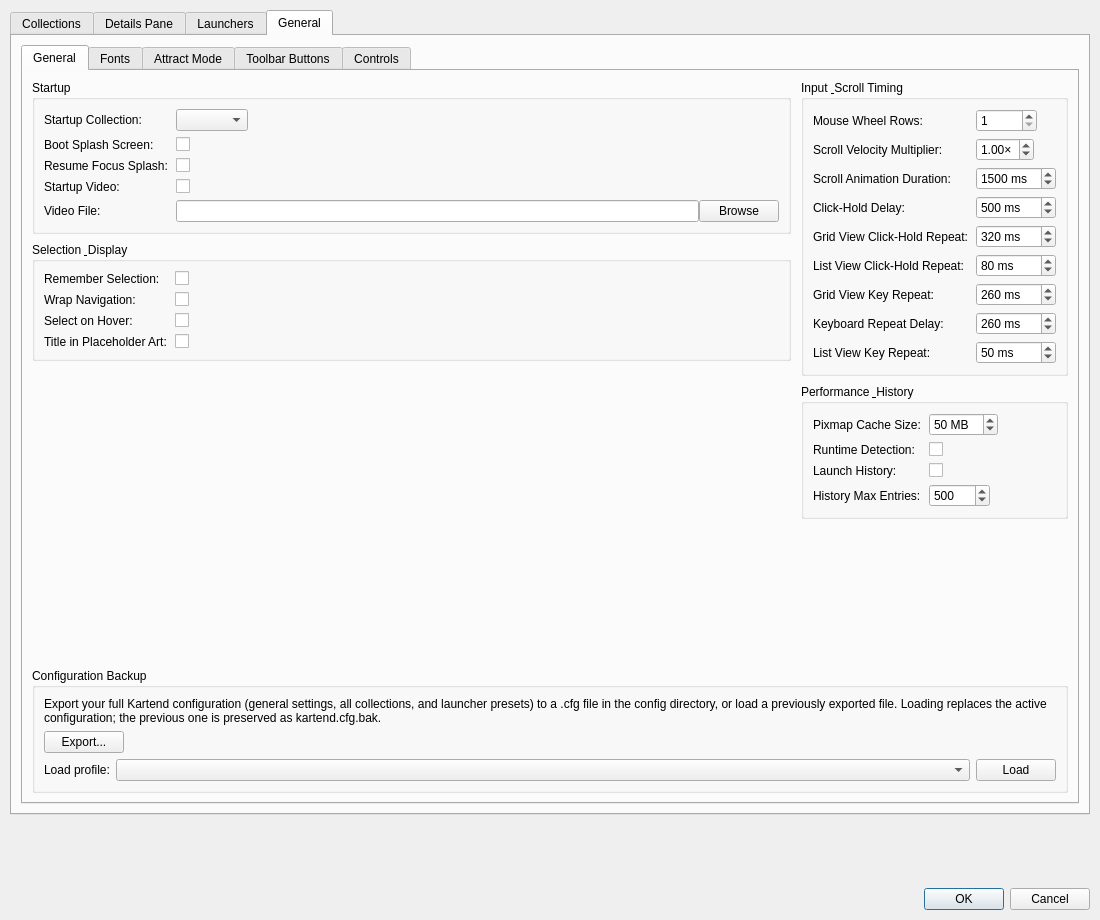
First picture: the form in src/ui/dialogs/settingsdialog.ui, repository EtherAura/Kartend, before the edit.
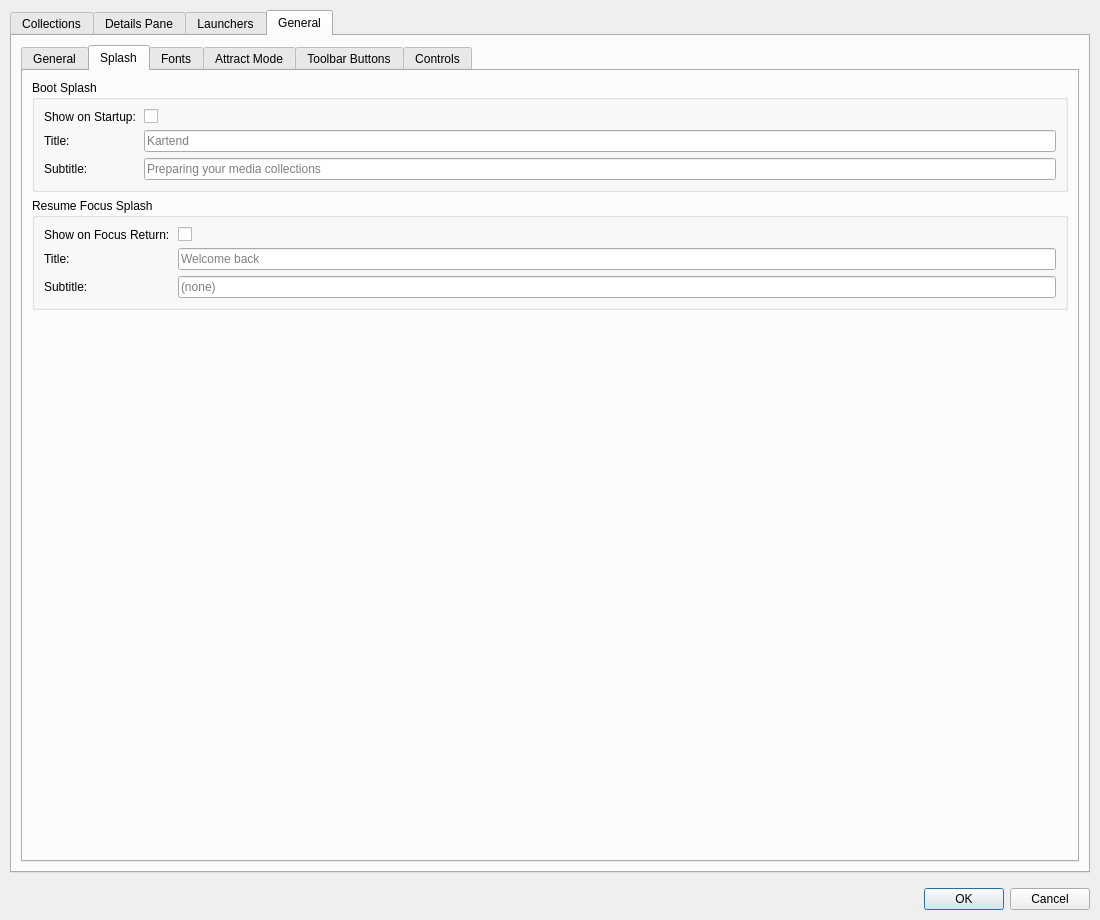
Second picture: the form after the edit. The open tabs and pages were chosen to show the change. Icons and pictures are not drawn. Custom widgets are drawn as their Qt base class.

```diff
--- a/src/ui/dialogs/settingsdialog.ui
+++ b/src/ui/dialogs/settingsdialog.ui
@@ -1929,41 +1929,21 @@
                    </widget>
                   </item>
                   <item row="1" column="0">
-                   <widget class="QLabel" name="bootSplashLabel">
-                    <property name="text"><string>Boot Splash Screen:</string></property>
-                   </widget>
-                  </item>
-                  <item row="1" column="1">
-                   <widget class="QCheckBox" name="bootSplashCheckBox">
-                    <property name="toolTip"><string>Show the splash screen when Kartend starts</string></property>
-                   </widget>
-                  </item>
-                  <item row="2" column="0">
-                   <widget class="QLabel" name="resumeFocusSplashLabel">
-                    <property name="text"><string>Resume Focus Splash:</string></property>
-                   </widget>
-                  </item>
-                  <item row="2" column="1">
-                   <widget class="QCheckBox" name="resumeFocusSplashCheckBox">
-                    <property name="toolTip"><string>Show the splash screen when Kartend regains focus after being inactive</string></property>
-                   </widget>
-                  </item>
-                  <item row="3" column="0">
                    <widget class="QLabel" name="startupVideoEnabledLabel">
                     <property name="text"><string>Startup Video:</string></property>
                    </widget>
                   </item>
-                  <item row="3" column="1">
+                  <item row="1" column="1">
                    <widget class="QCheckBox" name="startupVideoEnabledCheckBox">
                     <property name="toolTip"><string>Play a configurable video on application launch. Skippable via any key or click. (Kartend-y3ke)</string></property>
                    </widget>
                   </item>
-                  <item row="4" column="0">
+                  <item row="2" column="0">
                    <widget class="QLabel" name="startupVideoPathLabel">
                     <property name="text"><string>Video File:</string></property>
                    </widget>
                   </item>
-                  <item row="4" column="1">
+                  <item row="2" column="1">
                    <layout class="QHBoxLayout" name="startupVideoPathLayout">
                     <item>
                      <widget class="QLineEdit" name="startupVideoPathLineEdit">
@@ -2340,6 +2320,103 @@
            </item>
           </layout>
          </widget>
+         <widget class="QWidget" name="splashSubTab">
+          <attribute name="title">
+           <string>Splash</string>
+          </attribute>
+          <layout class="QVBoxLayout" name="splashSubTabLayout">
+           <item>
+            <widget class="QGroupBox" name="bootSplashGroupBox">
+             <property name="title"><string>Boot Splash</string></property>
+             <layout class="QFormLayout" name="bootSplashFormLayout">
+              <property name="horizontalSpacing"><number>8</number></property>
+              <property name="verticalSpacing"><number>6</number></property>
+              <property name="fieldGrowthPolicy"><enum>QFormLayout::FieldGrowthPolicy::ExpandingFieldsGrow</enum></property>
+              <item row="0" column="0">
+               <widget class="QLabel" name="bootSplashLabel">
+                <property name="text"><string>Show on Startup:</string></property>
+               </widget>
+              </item>
+              <item row="0" column="1">
+               <widget class="QCheckBox" name="bootSplashCheckBox">
+                <property name="toolTip"><string>Show the splash screen when Kartend starts</string></property>
+               </widget>
+              </item>
+              <item row="1" column="0">
+               <widget class="QLabel" name="bootSplashTitleLabel">
+                <property name="text"><string>Title:</string></property>
+               </widget>
+              </item>
+              <item row="1" column="1">
+               <widget class="QLineEdit" name="bootSplashTitleLineEdit">
+                <property name="placeholderText"><string>Kartend</string></property>
+                <property name="toolTip"><string>Title shown on the boot splash. Leave empty to use the application name.</string></property>
+               </widget>
+              </item>
+              <item row="2" column="0">
+               <widget class="QLabel" name="bootSplashSubtitleLabel">
+                <property name="text"><string>Subtitle:</string></property>
+               </widget>
+              </item>
+              <item row="2" column="1">
+               <widget class="QLineEdit" name="bootSplashSubtitleLineEdit">
+                <property name="placeholderText"><string>Preparing your media collections</string></property>
+                <property name="toolTip"><string>Subtitle shown on the boot splash. Leave empty to use the default.</string></property>
+               </widget>
+              </item>
+             </layout>
+            </widget>
+           </item>
+           <item>
+            <widget class="QGroupBox" name="resumeFocusSplashGroupBox">
+             <property name="title"><string>Resume Focus Splash</string></property>
+             <layout class="QFormLayout" name="resumeFocusSplashFormLayout">
+              <property name="horizontalSpacing"><number>8</number></property>
+              <property name="verticalSpacing"><number>6</number></property>
+              <property name="fieldGrowthPolicy"><enum>QFormLayout::FieldGrowthPolicy::ExpandingFieldsGrow</enum></property>
+              <item row="0" column="0">
+               <widget class="QLabel" name="resumeFocusSplashLabel">
+                <property name="text"><string>Show on Focus Return:</string></property>
+               </widget>
+              </item>
+              <item row="0" column="1">
+               <widget class="QCheckBox" name="resumeFocusSplashCheckBox">
+                <property name="toolTip"><string>Show the splash screen when Kartend regains focus after being inactive</string></property>
+               </widget>
+              </item>
+              <item row="1" column="0">
+               <widget class="QLabel" name="resumeFocusSplashTitleLabel">
+                <property name="text"><string>Title:</string></property>
+               </widget>
+              </item>
+              <item row="1" column="1">
+               <widget class="QLineEdit" name="resumeFocusSplashTitleLineEdit">
+                <property name="placeholderText"><string>Welcome back</string></property>
+                <property name="toolTip"><string>Title shown on the resume-focus splash. Leave empty to use the default.</string></property>
+               </widget>
+              </item>
+              <item row="2" column="0">
+               <widget class="QLabel" name="resumeFocusSplashSubtitleLabel">
+                <property name="text"><string>Subtitle:</string></property>
+               </widget>
+              </item>
+              <item row="2" column="1">
+               <widget class="QLineEdit" name="resumeFocusSplashSubtitleLineEdit">
+                <property name="placeholderText"><string>(none)</string></property>
+                <property name="toolTip"><string>Optional subtitle shown under the resume-focus splash title. Leave empty for none.</string></property>
+               </widget>
+              </item>
+             </layout>
+            </widget>
+           </item>
+           <item>
+            <spacer name="splashSubTabVerticalSpacer">
+             <property name="orientation"><enum>Qt::Orientation::Vertical</enum></property>
+             <property name="sizeHint" stdset="0"><size><width>20</width><height>4</height></size></property>
+            </spacer>
+           </item>
+          </layout>
+         </widget>
          <widget class="QWidget" name="fontsSubTab">
           <attribute name="title">
            <string>Fonts</string>
```
Left out of the diff: 52 changed lines with no effect on the pictures.
